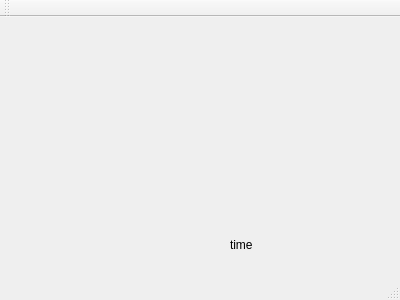
First picture: the form in test_1/test_1/mainwindow.ui, repository wu-hua-guo/c-_primer, before the edit.
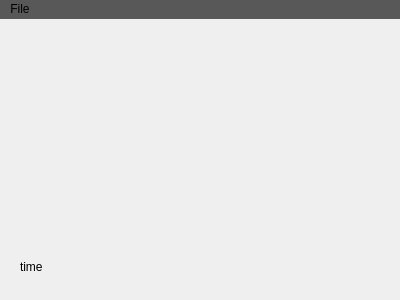
Second picture: the form after the edit.

What changed in the file:
```diff
--- a/test_1/test_1/mainwindow.ui
+++ b/test_1/test_1/mainwindow.ui
@@ -17,8 +17,8 @@
    <widget class="QLabel" name="timeLabel">
     <property name="geometry">
      <rect>
-      <x>230</x>
-      <y>220</y>
+      <x>20</x>
+      <y>240</y>
       <width>161</width>
       <height>16</height>
      </rect>
@@ -37,16 +37,16 @@
      <height>23</height>
     </rect>
    </property>
+   <property name="styleSheet">
+    <string notr="true">background-color: rgb(88, 88, 88)</string>
+   </property>
+   <widget class="QMenu" name="menuFile">
+    <property name="title">
+     <string>File</string>
+    </property>
+   </widget>
+   <addaction name="menuFile"/>
   </widget>
-  <widget class="QToolBar" name="mainToolBar">
-   <attribute name="toolBarArea">
-    <enum>TopToolBarArea</enum>
-   </attribute>
-   <attribute name="toolBarBreak">
-    <bool>false</bool>
-   </attribute>
-  </widget>
-  <widget class="QStatusBar" name="statusBar"/>
  </widget>
  <layoutdefault spacing="6" margin="11"/>
  <resources/>
```
